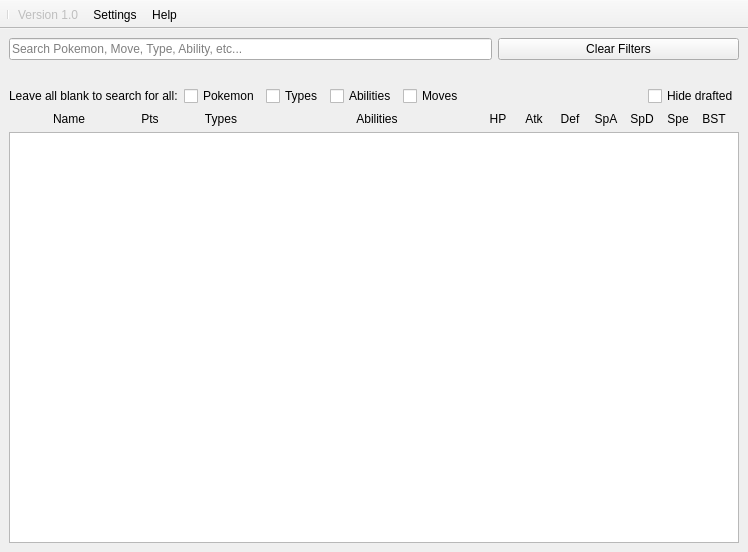
Qt form assets/ui/main.ui (elliottsneath/Pokemon-Searcher) before a commit.
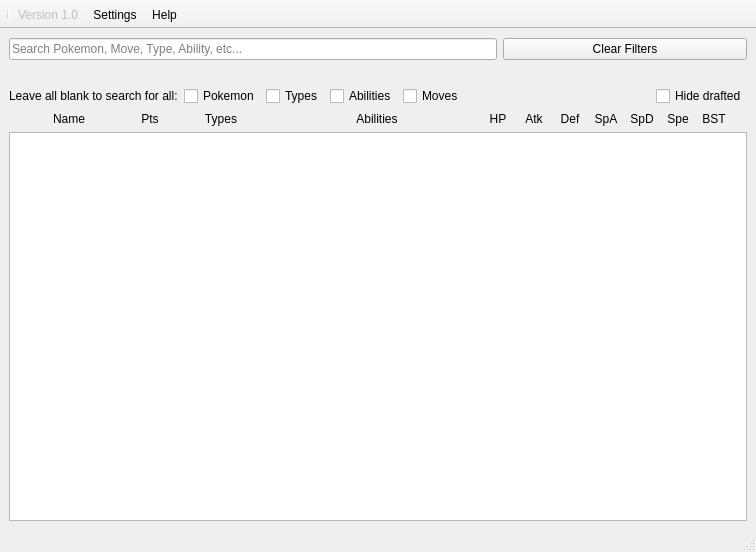
The same form after that commit. Custom widgets are drawn as their Qt base class.

Commit message: Refactor core into handlers; add version control

Patch:
```diff
--- a/assets/ui/main.ui
+++ b/assets/ui/main.ui
@@ -6,7 +6,7 @@
    <rect>
     <x>0</x>
     <y>0</y>
-    <width>731</width>
+    <width>756</width>
     <height>552</height>
    </rect>
   </property>
@@ -525,6 +525,7 @@
    <addaction name="actionSettings"/>
    <addaction name="actionHelp"/>
   </widget>
+  <widget class="QStatusBar" name="versionStatusBar"/>
   <action name="actionVersion">
    <property name="enabled">
     <bool>false</bool>
```
The commit also changes 14 other files.
